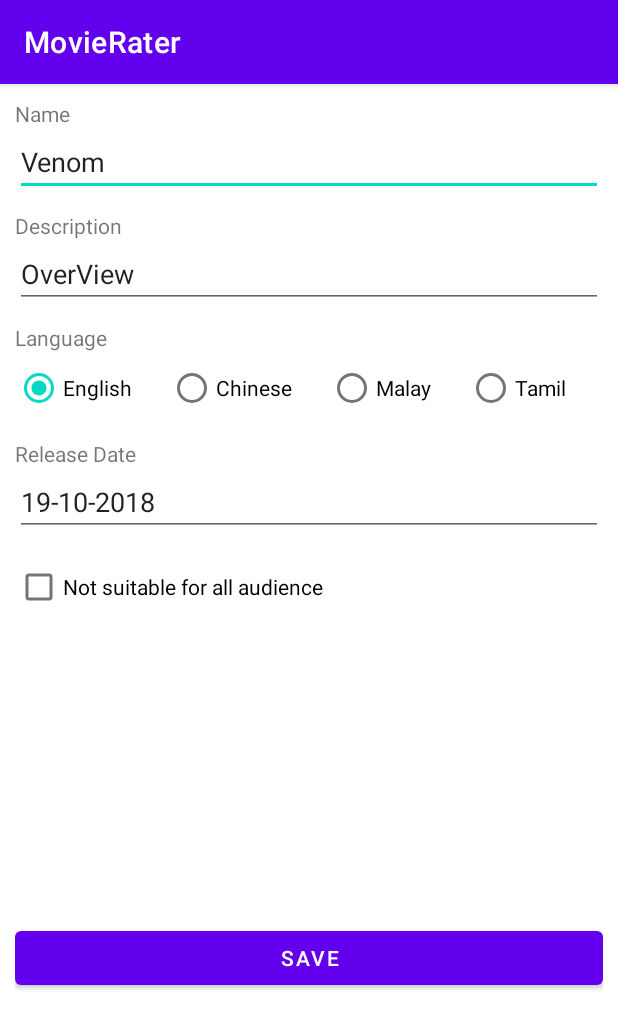
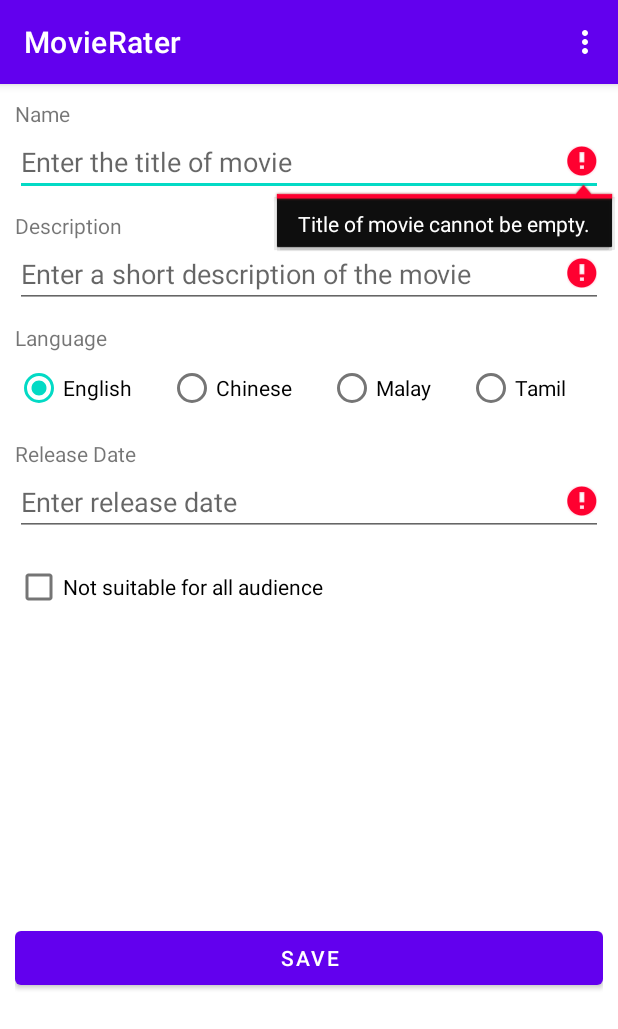
Before and after one commit to fooandre/mobile-dev, an Android app: the EditMovie screen opened directly, with no data from a screen before it, after a tap on "SAVE", on a phone screen of 412 x 824 dp. Shown: the top 1029 px of the screen. Run offline under Robolectric (Android 15) with nearby library versions, the light colour scheme and no system bars.

Commit message:
I'm stupidddd

```diff
--- a/app/src/main/java/com/example/assignment/EditMovie.kt
+++ b/app/src/main/java/com/example/assignment/EditMovie.kt
@@ -1,45 +1,58 @@
 package com.example.assignment
 
 import android.os.Bundle
+import android.view.Menu
+import android.view.MenuItem
 import android.view.View
-import android.widget.CheckBox
-import android.widget.EditText
-import android.widget.LinearLayout
-import android.widget.RadioButton
-import android.widget.Toast
+import android.widget.*
 import androidx.appcompat.app.AppCompatActivity
 import com.example.assignment.models.Language
 import com.example.assignment.models.Movie
 
 class EditMovie : AppCompatActivity() {
-	val movie = Movie("Venom", "OverView", "19-10-2018", true)
+	private var violence = false
+	private var languageUsed = false
 
 	override fun onCreate(savedInstanceState: Bundle?) {
 		super.onCreate(savedInstanceState)
 		setContentView(R.layout.activity_edit_movie)
 
-		findViewById<EditText>(R.id.nameET).setText(movie.title)
-		findViewById<EditText>(R.id.descET).setText(movie.description)
-		findViewById<EditText>(R.id.dateET).setText(movie.releaseDate)
+		findViewById<TextView>(R.id.nameET).text = intent.getStringExtra("title")
+		findViewById<TextView>(R.id.descET).text = intent.getStringExtra("description")
+		findViewById<TextView>(R.id.dateET).text = intent.getStringExtra("date")
+		violence = intent.getBooleanExtra("violence", false)
+		languageUsed = intent.getBooleanExtra("languageUsed", false)
 
-		when (movie.language) {
-			Language.CHINESE -> findViewById<RadioButton>(R.id.chineseRB).isChecked = true
-			Language.MALAY -> findViewById<RadioButton>(R.id.malayRB).isChecked = true
-			Language.TAMIL -> findViewById<RadioButton>(R.id.tamilRB).isChecked = true
+		when (intent.getStringExtra("language")) {
+			"Chinese" -> findViewById<RadioButton>(R.id.chineseRB).isChecked = true
+			"Malay" -> findViewById<RadioButton>(R.id.malayRB).isChecked = true
+			"Tamil" -> findViewById<RadioButton>(R.id.tamilRB).isChecked = true
 			else -> findViewById<RadioButton>(R.id.englishRB).isChecked = true
 		}
 
-		if (movie.violence) {
+		if (intent.getBooleanExtra("violence", false)) {
 			findViewById<CheckBox>(R.id.showLayoutCB).isChecked = true
 			findViewById<LinearLayout>(R.id.checkboxes).visibility = View.VISIBLE
 			findViewById<CheckBox>(R.id.violenceCB).isChecked = true
 		}
 
-		if (movie.languageUsed) {
+		if (intent.getBooleanExtra("violence", true)) {
 			findViewById<CheckBox>(R.id.showLayoutCB).isChecked = true
 			findViewById<LinearLayout>(R.id.checkboxes).visibility = View.VISIBLE
 			findViewById<CheckBox>(R.id.languageCB).isChecked = true
 		}
+	}
+
+	override fun onCreateOptionsMenu(menu: Menu?): Boolean {
+		menuInflater.inflate(R.menu.edit_movie_menu, menu)
+		return super.onCreateOptionsMenu(menu)
+	}
+
+	override fun onOptionsItemSelected(item: MenuItem): Boolean {
+		if (item.itemId == R.id.saveChanges) {}
+		if (item.itemId == R.id.cancelChanges) {}
+
+		return super.onOptionsItemSelected(item)
 	}
 
 	fun showCheckboxes(view: View) {
--- /dev/null
+++ b/app/src/main/res/menu/edit_movie_menu.xml
@@ -0,0 +1,5 @@
+<?xml version="1.0" encoding="utf-8"?>
+<menu xmlns:android="http://schemas.android.com/apk/res/android">
+    <item android:title="SAVE" android:id="@+id/saveChanges" />
+    <item android:title="CANCEL" android:id="@+id/cancelChanges" />
+</menu>
--- /dev/null
+++ b/app/src/main/res/menu/main_popup_menu.xml
@@ -0,0 +1,4 @@
+<?xml version="1.0" encoding="utf-8"?>
+<menu xmlns:android="http://schemas.android.com/apk/res/android">
+    <item android:title="Edit" />
+</menu>
```
Also changed, not shown: app/src/main/java/com/example/assignment/MainActivity.kt (+21 -4 lines).
